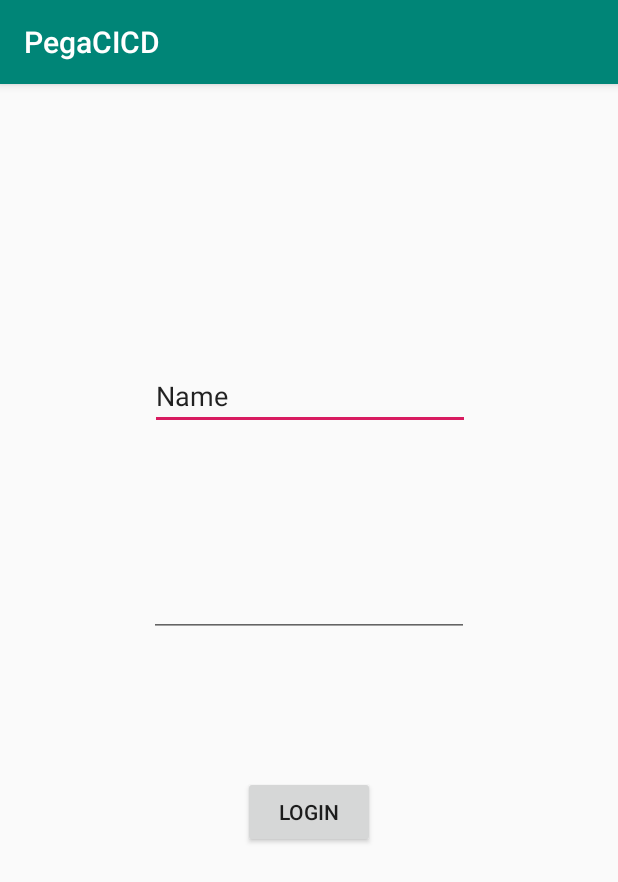
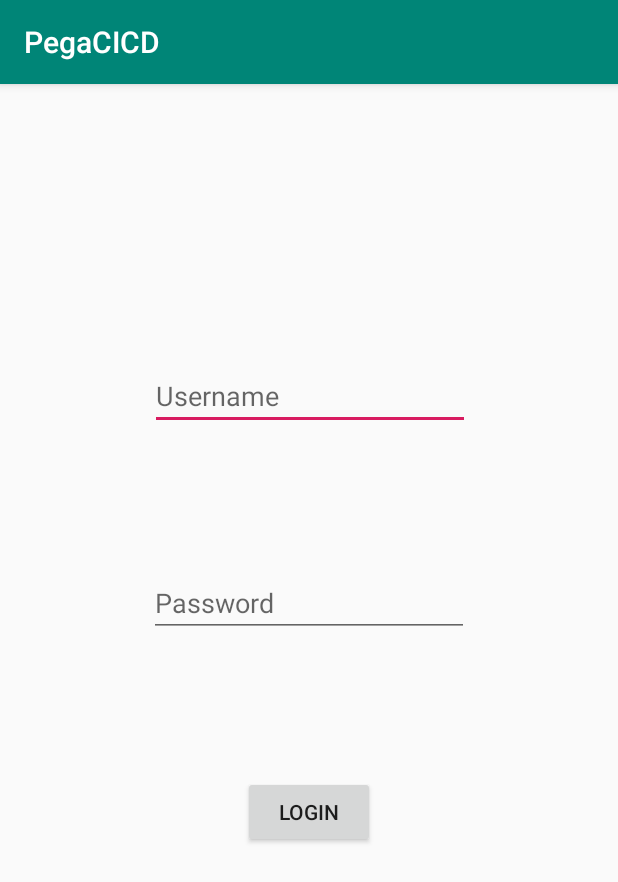
Before and after one commit to androidpdm/PegaCICD, an Android app: the screen it shows after launch (MainActivity), after a tap on "LOGIN", on a phone screen of 412 x 824 dp. Shown: the top 882 px of the screen. Run offline under Robolectric (Android 15) with nearby library versions, the phone set to English and light mode, and no system bars; our stand-ins replace Volley; network calls fail.

Commit message:
added login logic to rad user name and password

```diff
--- a/app/src/main/java/com/cicd/pegacicd/MainActivity.java
+++ b/app/src/main/java/com/cicd/pegacicd/MainActivity.java
@@ -6,6 +6,7 @@ import android.util.Base64;
 import android.util.Log;
 import android.view.View;
 import android.widget.Button;
+import android.widget.EditText;
 
 import com.android.volley.AuthFailureError;
 import com.android.volley.Request;
@@ -22,18 +23,28 @@ import java.util.Map;
 
 public class MainActivity extends AppCompatActivity {
 
+    EditText UserId_Pega;
+    EditText UserPwd_Pega;
+
     @Override
     protected void onCreate(Bundle savedInstanceState) {
         super.onCreate(savedInstanceState);
         setContentView(R.layout.activity_main);
 
+        //Pega_UserId = (EditText) findViewById
+        UserId_Pega = (EditText) findViewById(R.id.UserId_Pega);
+        UserPwd_Pega = (EditText) findViewById(R.id.UserPwd_Pega);
 
         Button button = findViewById(R.id.Pega_Login);
         button.setOnClickListener(new View.OnClickListener() {
             @Override
             public void onClick(View view) {
-                //String URL="https://aravindapp.eu.ngrok.io/prweb/api/v1/casetypes";
-                String URL="https://13519204.ngrok.io/prweb/api/v1/authenticate";
+                String URL="https://13519204.ngrok.io/prweb/api/v1/casetypes";
+                //String URL="https://13519204.ngrok.io/prweb/api/v1/authenticate";
+                final String UserName = UserId_Pega.getText().toString();
+                final String Password = UserPwd_Pega.getText().toString();
+                Log.e("Username entered ",UserName);
+                Log.e("Password entered",Password);
 
                 RequestQueue requestQueue = Volley.newRequestQueue(MainActivity.this);
                 JsonObjectRequest objectRequest = new JsonObjectRequest(
@@ -57,7 +68,8 @@ public class MainActivity extends AppCompatActivity {
                     @Override
                     public Map<String, String> getHeaders() throws AuthFailureError {
                         Map<String, String> headers = new HashMap<>();
-                        String credentials = "ravi:rules";
+                        String credentials = UserName+":"+Password;
+                        //String credentials = "ravi:rules";
                         String auth = "Basic " + Base64.encodeToString(credentials.getBytes(), Base64.NO_WRAP);
                         headers.put("Content-Type", "application/json");
                         headers.put("Authorization",auth);
--- a/app/src/main/res/layout/activity_main.xml
+++ b/app/src/main/res/layout/activity_main.xml
@@ -22,7 +22,7 @@
         app:layout_constraintVertical_bias="0.644" />
 
     <EditText
-        android:id="@+id/editText"
+        android:id="@+id/UserId_Pega"
         android:layout_width="wrap_content"
         android:layout_height="wrap_content"
         android:layout_marginStart="8dp"
@@ -30,8 +30,8 @@
         android:layout_marginEnd="8dp"
         android:layout_marginBottom="8dp"
         android:ems="10"
+        android:hint="Username"
         android:inputType="textPersonName"
-        android:text="Name"
         app:layout_constraintBottom_toBottomOf="parent"
         app:layout_constraintEnd_toEndOf="parent"
         app:layout_constraintHorizontal_bias="0.503"
@@ -40,7 +40,7 @@
         app:layout_constraintVertical_bias="0.251" />
 
     <EditText
-        android:id="@+id/editText2"
+        android:id="@+id/UserPwd_Pega"
         android:layout_width="wrap_content"
         android:layout_height="wrap_content"
         android:layout_marginStart="8dp"
@@ -48,10 +48,11 @@
         android:layout_marginEnd="8dp"
         android:layout_marginBottom="8dp"
         android:ems="10"
+        android:hint="Password"
         android:inputType="textPassword"
         app:layout_constraintBottom_toTopOf="@+id/Pega_Login"
         app:layout_constraintEnd_toEndOf="parent"
         app:layout_constraintStart_toStartOf="parent"
-        app:layout_constraintTop_toBottomOf="@+id/editText" />
+        app:layout_constraintTop_toBottomOf="@+id/UserId_Pega" />
 
 </android.support.constraint.ConstraintLayout>
```
